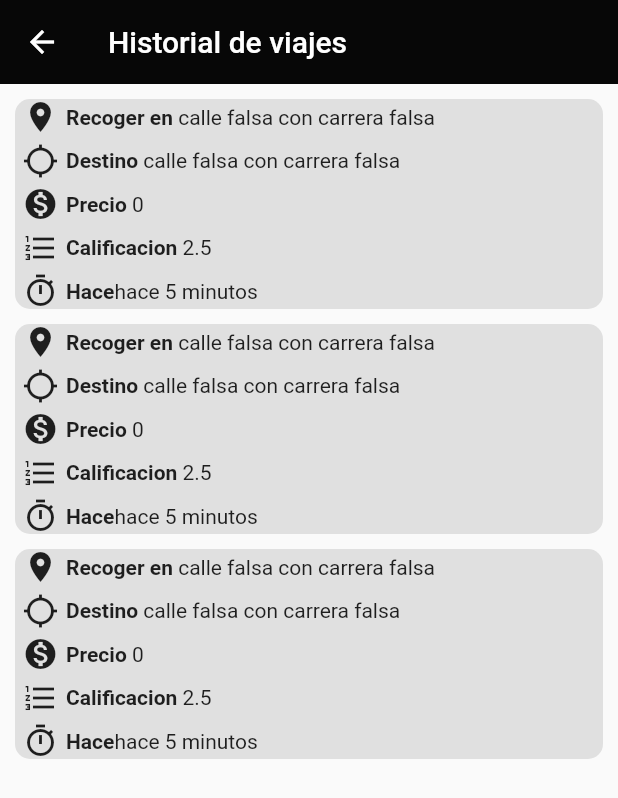
After one commit to yenns15/farefinder, a Flutter app: the ClienteHistoryPage screen opened by its route, on a phone screen of 412 x 824 dp. The commit adds this screen. Shown: the top 798 px of the screen. Run offline on Flutter 3.47's test engine with Material 2 defaults, Android fonts, the phone set to English and light mode, and no system bars; our stand-ins replace cloud_firestore, firebase_auth, firebase_core, firebase_messaging, firebase_storage, flutter_custom_clippers and 12 more; missing offline and left inert: dart:ffi, flutter_google_places_hoc081098, flutter_polyline_points, geocode, geoflutterfire2, google_maps_webservice; accounts and stored records are empty; Roboto replaces fonts that are missing (NimbusSans); statements that could not run were skipped; project files that could hold a hidden picture were left out.

Commit message:
botton historial

```diff
--- a/lib/main.dart
+++ b/lib/main.dart
@@ -1,4 +1,5 @@
 import 'package:farefinder/src/pages/cliente/editar/cliente_editar_page.dart';
+import 'package:farefinder/src/pages/cliente/history/cliente_history_page.dart';
 import 'package:farefinder/src/pages/cliente/map/cliente_map_page.dart';
 import 'package:farefinder/src/pages/cliente/register/cliente_register_page.dart';
 import 'package:farefinder/src/pages/cliente/travel_calificaciones/cliente_travel_calificaciones_page.dart';
@@ -6,6 +7,7 @@ import 'package:farefinder/src/pages/cliente/travel_info/cliente_travel_info_pag
 import 'package:farefinder/src/pages/cliente/travel_map/cliente_travel_map_page.dart';
 import 'package:farefinder/src/pages/cliente/travel_request/cliente_travel_request_page.dart';
 import 'package:farefinder/src/pages/conductor/editar/conductor_editar_page.dart';
+import 'package:farefinder/src/pages/conductor/history/conductor_history_page.dart';
 import 'package:farefinder/src/pages/conductor/map/conductor_map_page.dart';
 import 'package:farefinder/src/pages/conductor/register/conductor_register_page.dart';
 import 'package:farefinder/src/pages/conductor/travel_calificaciones/conductor_travel_calificaciones_page.dart';
@@ -79,6 +81,7 @@ class _MyAppState extends State<MyApp> {
         'cliente/register': (BuildContext context) => ClienteRegisterPage(),
         'conductor/register': (BuildContext context) => ConductorRegisterPage(),
         'conductor/editar': (BuildContext context) => ConductorEditarPage(),
+       'conductor/historial': (BuildContext context) => ConductorHistoryPage(),
         'conductor/map': (BuildContext context) => ConductorMapPage(),
         'conductor/travel/request': (BuildContext context) => ConductorTravelRequestPage(),
         'conductor/travel/map': (BuildContext context) =>  ConductorTravelMapPage(),
@@ -89,6 +92,7 @@ class _MyAppState extends State<MyApp> {
         'cliente/travel/map': (BuildContext context) => ClienteTravelMapPage(),
         'cliente/travel/calificaciones': (BuildContext context) =>  ClienteTravelCalificacionesPage(),
         'cliente/editar': (BuildContext context) => ClienteEditarPage(),
+        'cliente/historial': (BuildContext context) => ClienteHistoryPage(),
       },
     );
   }
--- /dev/null
+++ b/lib/src/pages/cliente/history/cliente_history_controller.dart
@@ -0,0 +1,15 @@
+import 'package:flutter/material.dart';
+
+class ClienteHistoryController {
+  late Function refresh;
+  late BuildContext context;
+  GlobalKey<ScaffoldState> key = new GlobalKey<ScaffoldState>();
+
+
+    Future<void> init(BuildContext context, Function refresh) async {
+    this.context = context;
+    this.refresh = refresh;
+
+
+  }
+}
--- /dev/null
+++ b/lib/src/pages/cliente/history/cliente_history_page.dart
@@ -0,0 +1,174 @@
+import 'package:farefinder/src/pages/cliente/history/cliente_history_controller.dart';
+import 'package:flutter/material.dart';
+import 'package:flutter/scheduler.dart';
+
+class ClienteHistoryPage extends StatefulWidget {
+  const ClienteHistoryPage({super.key});
+
+  @override
+  State<ClienteHistoryPage> createState() => _ClienteHistoryPageState();
+}
+
+class _ClienteHistoryPageState extends State<ClienteHistoryPage> {
+  ClienteHistoryController _con = new ClienteHistoryController();
+
+  @override
+  void initState() {
+    super.initState();
+    SchedulerBinding.instance.addPersistentFrameCallback((timeStamp) {
+      _con.init(context, refresh);
+    });
+  }
+
+  @override
+  Widget build(BuildContext context) {
+    return Scaffold(
+      key: _con.key,
+
+       appBar: AppBar(
+        iconTheme: IconThemeData(color: Colors.white),
+         title: Text('Historial de viajes'),
+        backgroundColor: Color.fromARGB(255, 7, 7, 7),
+      ),
+      body: ListView(children: [
+        _cardHistoryInfo(),
+        _cardHistoryInfo(),
+         _cardHistoryInfo(),
+      ]),
+    );
+  }
+
+  Widget _cardHistoryInfo() {
+    return Container(
+      margin:EdgeInsets.only(left: 10,right: 10,top: 10),
+      decoration: BoxDecoration(
+          color: Colors.grey[300],
+          borderRadius: BorderRadius.all(Radius.circular(10))
+
+          ),
+          child: Column(
+            children: [
+              Row(
+                children: [
+                  SizedBox(width: 5,),
+                  Icon(Icons.location_on),
+                  SizedBox(width: 5,),
+                  Text(
+                    'Recoger en ',
+                    style:  TextStyle(
+                      fontWeight: FontWeight.bold
+                    ),
+                  ),
+                  Container(
+                    width: MediaQuery.of(context).size.width * 0.6,
+                    child: Text(
+                        'calle falsa con carrera falsa',
+                      maxLines: 1,
+                      overflow: TextOverflow.ellipsis,
+                      ),
+
+                  )
+                ],
+              ),
+              SizedBox(height: 5,),
+               Row(
+                children: [
+                  SizedBox(width: 5,),
+                  Icon(Icons.location_searching),
+                  SizedBox(width: 5,),
+                  Text(
+                    'Destino ',
+                    style:  TextStyle(
+                      fontWeight: FontWeight.bold
+                    ),
+                  ),
+                  Container(
+                    width: MediaQuery.of(context).size.width * 0.6,
+                    child: Text(
+                        'calle falsa con carrera falsa',
+                      maxLines: 1,
+                      overflow: TextOverflow.ellipsis,
+                      ),
+
+                  )
+                ],
+              ),
+               SizedBox(height: 5,),
+               Row(
+                children: [
+                  SizedBox(width: 5,),
+                  Icon(Icons.monetization_on),
+                  SizedBox(width: 5,),
+                  Text(
+                    'Precio ',
+                    style:  TextStyle(
+                      fontWeight: FontWeight.bold
+                    ),
+                  ),
+                  Container(
+                    width: MediaQuery.of(context).size.width * 0.6,
+                    child: Text(
+                        '0',
+                      maxLines: 1,
+                      overflow: TextOverflow.ellipsis,
+                      ),
+
+                  )
+                ],
+              ),
+               SizedBox(height: 5,),
+               Row(
+                children: [
+                  SizedBox(width: 5,),
+                  Icon(Icons.format_list_numbered_sharp),
+                  SizedBox(width: 5,),
+                  Text(
+                    'Calificacion ',
+                    style:  TextStyle(
+                      fontWeight: FontWeight.bold
+                    ),
+                  ),
+                  Container(
+                    width: MediaQuery.of(context).size.width * 0.6,
+                    child: Text(
+                        '2.5',
+                      maxLines: 1,
+                      overflow: TextOverflow.ellipsis,
+                      ),
+
+                  )
+                ],
+              ),
+               SizedBox(height: 5,),
+               Row(
+                children: [
+                  SizedBox(width: 5,),
+                  Icon(Icons.timer_sharp),
+                  SizedBox(width: 5,),
+                  Text(
+                    'Hace',
+                    style:  TextStyle(
+                      fontWeight: FontWeight.bold
+                    ),
+                  ),
+                  Container(
+                    width: MediaQuery.of(context).size.width * 0.6,
+                    child: Text(
+                        'hace 5 minutos ',
+                      maxLines: 1,
+                      overflow: TextOverflow.ellipsis,
+                      ),
+
+                  )
+                ],
+              ),
+            ],
+
+          ),
+    );
+  }
+
+  void refresh() {
+    setState(() {});
+  }
+}
--- a/lib/src/pages/cliente/map/cliente_map_controller.dart
+++ b/lib/src/pages/cliente/map/cliente_map_controller.dart
@@ -217,6 +217,10 @@ class ClienteMapController {
     Navigator.pushNamed(context, 'cliente/editar');
   }
 
+  void goToHistoryPage() {
+    Navigator.pushNamed(context, 'cliente/historial');
+  }
+
   void saveToken() {
     _pushNotificationsProvider.saveToken(
         _authProvider.getUser()!.uid, 'Clients');
--- a/lib/src/pages/cliente/map/cliente_map_page.dart
+++ b/lib/src/pages/cliente/map/cliente_map_page.dart
@@ -114,6 +114,13 @@ class _ClienteMapPageState extends State<ClienteMapPage> {
             // leading: Icon(Icons.cancel),
 
             onTap: _con.goToEditarPage,
+          ),
+          ListTile(
+            title: Text('Hstorial de viajes'),
+            trailing: Icon(Icons.timer),
+            // leading: Icon(Icons.cancel),
+
+            onTap: _con.goToHistoryPage,
           ),
           ListTile(
             title: Text('Cerrar sesión'),
--- a/lib/src/pages/conductor/map/conductor_map_controller.dart
+++ b/lib/src/pages/conductor/map/conductor_map_controller.dart
@@ -79,6 +79,10 @@ class ConductorMapController {
   }
   void goToEditarPage() {
     Navigator.pushNamed(context, 'conductor/editar');
+  }
+
+   void goToHistoryPage() {
+    Navigator.pushNamed(context, 'conductor/historial');
   }
 
   void dispose() {
--- a/lib/src/pages/conductor/map/conductor_map_page.dart
+++ b/lib/src/pages/conductor/map/conductor_map_page.dart
@@ -99,6 +99,13 @@ class _ConductorMapPageState extends State<ConductorMapPage> {
 
             onTap: _con.goToEditarPage,
           ),
+          ListTile(
+            title: Text('Hstorial de viajes'),
+            trailing: Icon(Icons.timer),
+            // leading: Icon(Icons.cancel),
+
+            onTap: _con.goToHistoryPage,
+          ),
            ListTile(
             title: Text('Cerrar sesión'),
             trailing: Icon(Icons.power_settings_new),
```
Also changed, not shown: lib/src/pages/conductor/history/conductor_history_controller.dart (added, +15 -0 lines), lib/src/pages/conductor/history/conductor_history_page.dart (added, +175 -0 lines).
